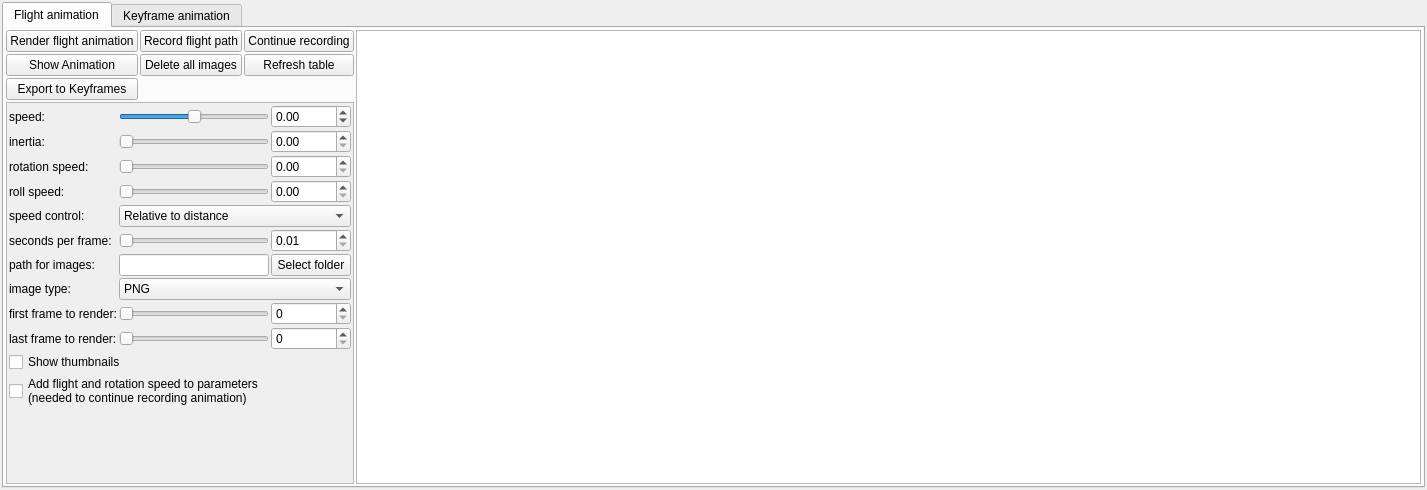
Qt form mandelbulber2/qt/dock_animation.ui (buddhi1980/mandelbulber2) before a commit.
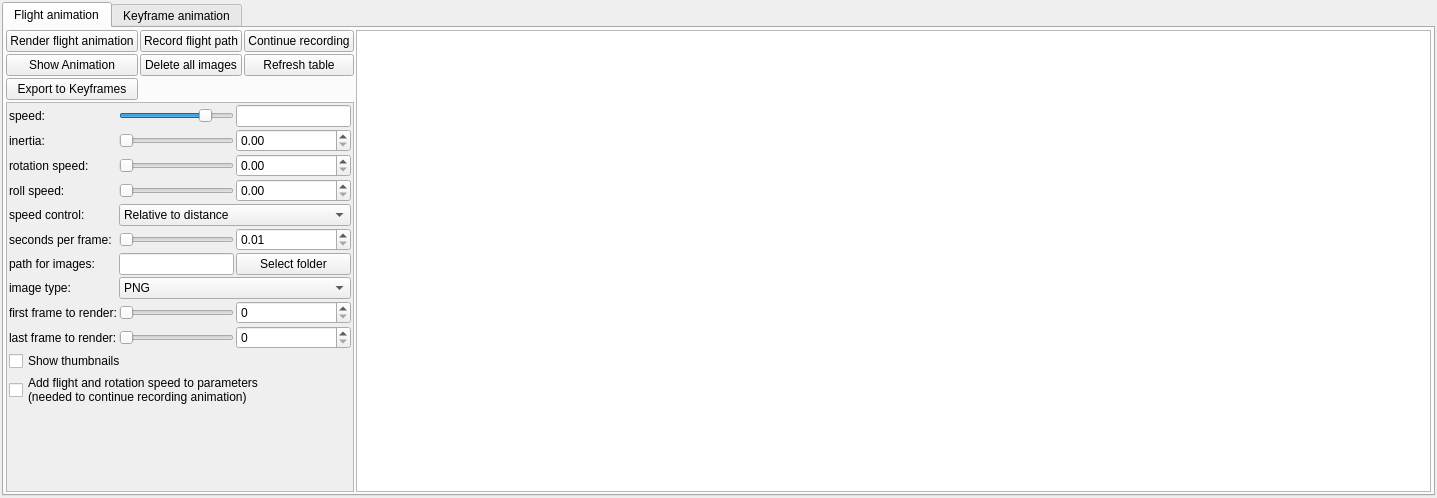
The same form after that commit. The open tabs and pages were chosen to show the change. Icons and pictures are not drawn. Custom widgets are drawn as their Qt base class.

Commit message: Corrected code for flight animation speed control TODO: check if gamepad still works properly.

```diff
--- a/mandelbulber2/qt/dock_animation.ui
+++ b/mandelbulber2/qt/dock_animation.ui
@@ -6,8 +6,8 @@
    <rect>
     <x>0</x>
     <y>0</y>
-    <width>1427</width>
-    <height>490</height>
+    <width>1437</width>
+    <height>498</height>
    </rect>
   </property>
   <property name="windowTitle">
@@ -224,8 +224,8 @@
              <rect>
               <x>0</x>
               <y>0</y>
-              <width>519</width>
-              <height>379</height>
+              <width>425</width>
+              <height>378</height>
              </rect>
             </property>
             <layout class="QVBoxLayout" name="verticalLayout_79">
@@ -317,31 +317,6 @@
                  </property>
                 </widget>
                </item>
-               <item row="0" column="2">
-                <widget class="MyDoubleSpinBox" name="spinbox_flight_speed">
-                 <property name="sizePolicy">
-                  <sizepolicy hsizetype="Expanding" vsizetype="Maximum">
-                   <horstretch>1</horstretch>
-                   <verstretch>0</verstretch>
-                  </sizepolicy>
-                 </property>
-                 <property name="toolTip">
-                  <string>&lt;html&gt;&lt;head/&gt;&lt;body&gt;&lt;p&gt;Controls flight speed. &lt;/p&gt;&lt;p&gt;If you click left mouse button, speed will be increased&lt;/p&gt;&lt;p&gt;If you click right mouse button, speed will be decreased&lt;/p&gt;&lt;/body&gt;&lt;/html&gt;</string>
-                 </property>
-                 <property name="decimals">
-                  <number>2</number>
-                 </property>
-                 <property name="minimum">
-                  <double>-1000.000000000000000</double>
-                 </property>
-                 <property name="maximum">
-                  <double>1000.000000000000000</double>
-                 </property>
-                 <property name="singleStep">
-                  <double>0.010000000000000</double>
-                 </property>
-                </widget>
-               </item>
                <item row="6" column="2">
                 <widget class="QPushButton" name="button_selectAnimFlightImageDir">
                  <property name="sizePolicy">
@@ -355,31 +330,6 @@
                  </property>
                 </widget>
                </item>
-               <item row="0" column="1">
-                <widget class="QSlider" name="slider_flight_speed">
-                 <property name="sizePolicy">
-                  <sizepolicy hsizetype="Expanding" vsizetype="Maximum">
-                   <horstretch>2</horstretch>
-                   <verstretch>0</verstretch>
-                  </sizepolicy>
-                 </property>
-                 <property name="sizeIncrement">
-                  <size>
-                   <width>0</width>
-                   <height>0</height>
-                  </size>
-                 </property>
-                 <property name="minimum">
-                  <number>-100000</number>
-                 </property>
-                 <property name="maximum">
-                  <number>100000</number>
-                 </property>
-                 <property name="orientation">
-                  <enum>Qt::Horizontal</enum>
-                 </property>
-                </widget>
-               </item>
                <item row="5" column="0">
                 <widget class="QLabel" name="label_151">
                  <property name="text">
@@ -728,6 +678,39 @@
                  </property>
                 </widget>
                </item>
+               <item row="7" column="1" colspan="2">
+                <widget class="QComboBox" name="comboBox_flight_animation_image_type">
+                 <property name="sizePolicy">
+                  <sizepolicy hsizetype="Preferred" vsizetype="Maximum">
+                   <horstretch>0</horstretch>
+                   <verstretch>0</verstretch>
+                  </sizepolicy>
+                 </property>
+                 <property name="toolTip">
+                  <string>&lt;html&gt;&lt;head/&gt;&lt;body&gt;&lt;p&gt;Selection for image format for animation frames.&lt;/p&gt;&lt;p&gt;For more image format settings go to to &lt;span style=&quot; font-style:italic;&quot;&gt;File/Program settings&lt;/span&gt;&lt;/p&gt;&lt;/body&gt;&lt;/html&gt;</string>
+                 </property>
+                 <item>
+                  <property name="text">
+                   <string>PNG</string>
+                  </property>
+                 </item>
+                 <item>
+                  <property name="text">
+                   <string>JPG</string>
+                  </property>
+                 </item>
+                 <item>
+                  <property name="text">
+                   <string>EXR</string>
+                  </property>
+                 </item>
+                 <item>
+                  <property name="text">
+                   <string>TIFF</string>
+                  </property>
+                 </item>
+                </widget>
+               </item>
                <item row="8" column="0">
                 <widget class="QLabel" name="label_218">
                  <property name="text">
@@ -742,10 +725,10 @@
                  </property>
                 </widget>
                </item>
-               <item row="7" column="1" colspan="2">
-                <widget class="QComboBox" name="comboBox_flight_animation_image_type">
+               <item row="0" column="2">
+                <widget class="MyLineEdit" name="logedit_flight_speed">
                  <property name="sizePolicy">
-                  <sizepolicy hsizetype="Preferred" vsizetype="Maximum">
+                  <sizepolicy hsizetype="Expanding" vsizetype="Maximum">
                    <horstretch>0</horstretch>
                    <verstretch>0</verstretch>
                   </sizepolicy>
@@ -753,26 +736,31 @@
                  <property name="toolTip">
                   <string>&lt;html&gt;&lt;head/&gt;&lt;body&gt;&lt;p&gt;Selection for image format for animation frames.&lt;/p&gt;&lt;p&gt;For more image format settings go to to &lt;span style=&quot; font-style:italic;&quot;&gt;File/Program settings&lt;/span&gt;&lt;/p&gt;&lt;/body&gt;&lt;/html&gt;</string>
                  </property>
-                 <item>
-                  <property name="text">
-                   <string>PNG</string>
-                  </property>
-                 </item>
-                 <item>
-                  <property name="text">
-                   <string>JPG</string>
-                  </property>
-                 </item>
-                 <item>
-                  <property name="text">
-                   <string>EXR</string>
-                  </property>
-                 </item>
-                 <item>
-                  <property name="text">
-                   <string>TIFF</string>
-                  </property>
-                 </item>
+                </widget>
+               </item>
+               <item row="0" column="1">
+                <widget class="QSlider" name="logslider_flight_speed">
+                 <property name="sizePolicy">
+                  <sizepolicy hsizetype="Expanding" vsizetype="Maximum">
+                   <horstretch>0</horstretch>
+                   <verstretch>0</verstretch>
+                  </sizepolicy>
+                 </property>
+                 <property name="sizeIncrement">
+                  <size>
+                   <width>0</width>
+                   <height>0</height>
+                  </size>
+                 </property>
+                 <property name="minimum">
+                  <number>-1500</number>
+                 </property>
+                 <property name="maximum">
+                  <number>400</number>
+                 </property>
+                 <property name="orientation">
+                  <enum>Qt::Horizontal</enum>
+                 </property>
                 </widget>
                </item>
               </layout>
```
Left out of the diff: 11 changed lines with no effect on the pictures. The commit also changes 2 other files.
